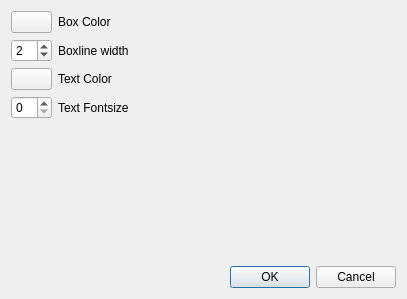
Above: ilastik/widgets/box_dialog.ui from ilastik/ilastik before the change. Below: the same form after it.
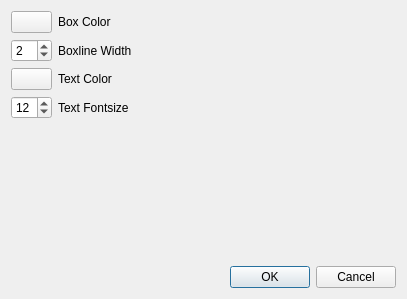
That is the form after the change.

Commit message: counting dialog box properties

What changed in the file:
```diff
--- a/ilastik/widgets/box_dialog.ui
+++ b/ilastik/widgets/box_dialog.ui
@@ -33,7 +33,7 @@
      <item row="2" column="1">
       <widget class="QLabel" name="label_2">
        <property name="text">
-        <string>Boxline width</string>
+        <string>Boxline Width</string>
        </property>
       </widget>
      </item>
@@ -68,7 +68,11 @@
       </widget>
      </item>
      <item row="4" column="0">
-      <widget class="QSpinBox" name="spinBox"/>
+      <widget class="QSpinBox" name="spinFontSize">
+       <property name="value">
+        <number>12</number>
+       </property>
+      </widget>
      </item>
      <item row="4" column="1">
       <widget class="QLabel" name="label_4">
```
Left out of the diff: 2 changed lines with no effect on the pictures. The commit also changes 4 other files.
